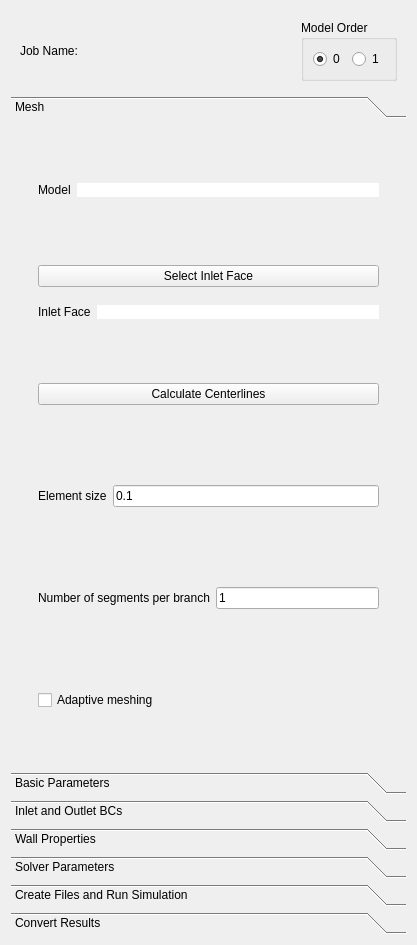
Above: Code/Source/sv4gui/Plugins/org.sv.gui.qt.romsimulation/sv4gui_ROMSimulationView.ui from SimVascular/SimVascular before the change. Below: the same form after it.
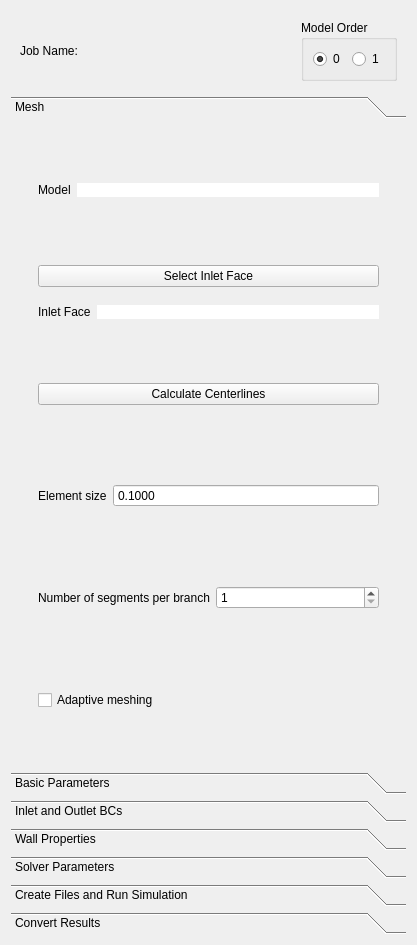
That is the form after the change. The open tabs and pages were chosen to show the change.

Commit message: Change some widgets to QSpinBox to restrict the values input.

Patch:
```diff
--- a/Code/Source/sv4gui/Plugins/org.sv.gui.qt.romsimulation/sv4gui_ROMSimulationView.ui
+++ b/Code/Source/sv4gui/Plugins/org.sv.gui.qt.romsimulation/sv4gui_ROMSimulationView.ui
@@ -261,9 +261,27 @@
                  </widget>
                 </item>
                 <item>
-                 <widget class="QLineEdit" name="ElementSizeLineEdit">
-                  <property name="text">
-                   <string>0.1</string>
+                 <widget class="QDoubleSpinBox" name="ElementSizeValue">
+                  <property name="sizePolicy">
+                   <sizepolicy hsizetype="Expanding" vsizetype="Fixed">
+                    <horstretch>0</horstretch>
+                    <verstretch>0</verstretch>
+                   </sizepolicy>
+                  </property>
+                  <property name="buttonSymbols">
+                   <enum>QAbstractSpinBox::ButtonSymbols::NoButtons</enum>
+                  </property>
+                  <property name="decimals">
+                   <number>4</number>
+                  </property>
+                  <property name="minimum">
+                   <double>0.000100000000000</double>
+                  </property>
+                  <property name="maximum">
+                   <double>1.000000000000000</double>
+                  </property>
+                  <property name="value">
+                   <double>0.100000000000000</double>
                   </property>
                  </widget>
                 </item>
@@ -286,9 +304,18 @@
                  </widget>
                 </item>
                 <item>
-                 <widget class="QLineEdit" name="NumSegmentsLineEdit">
-                  <property name="text">
-                   <string>1</string>
+                 <widget class="QSpinBox" name="NumSegmentsValue">
+                  <property name="sizePolicy">
+                   <sizepolicy hsizetype="Expanding" vsizetype="Fixed">
+                    <horstretch>0</horstretch>
+                    <verstretch>0</verstretch>
+                   </sizepolicy>
+                  </property>
+                  <property name="minimum">
+                   <number>1</number>
+                  </property>
+                  <property name="maximum">
+                   <number>1000</number>
                   </property>
                  </widget>
                 </item>
```
Left out of the diff: 71 changed lines with no effect on the pictures. The commit also changes 2 other files.
